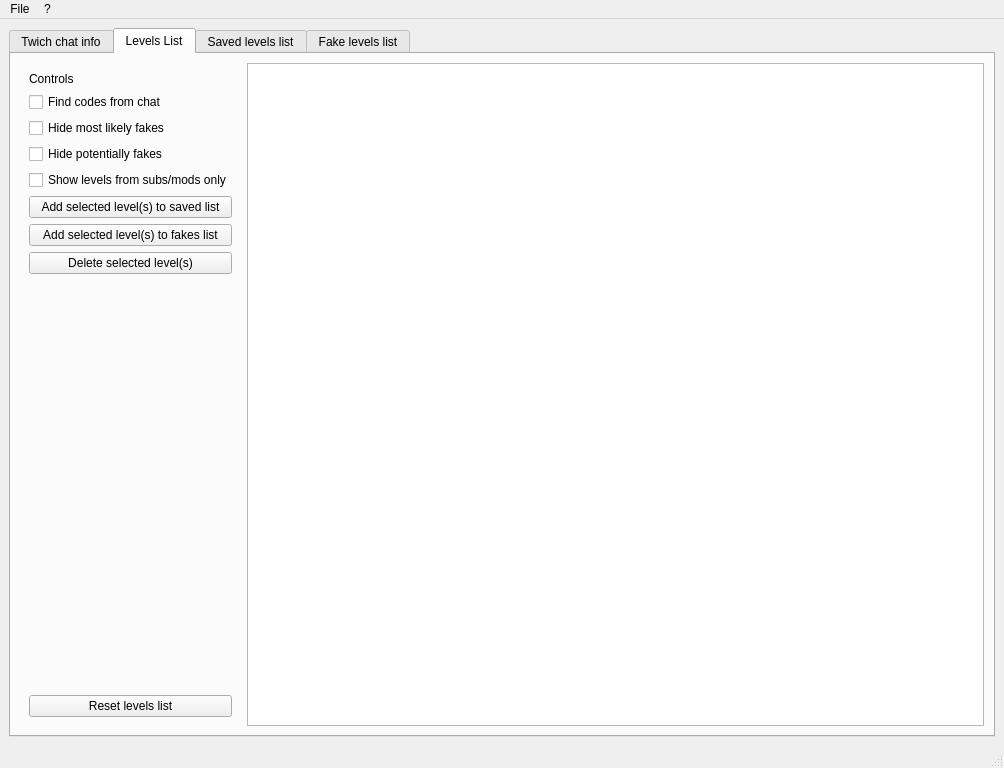
This is MarioMakerLevelsBot/MarioMakerLevelsBot/ui/window.ui in RLejolivet/MarioMakerLevelsBot as Qt 5 draws it before an edit. The edited form follows.
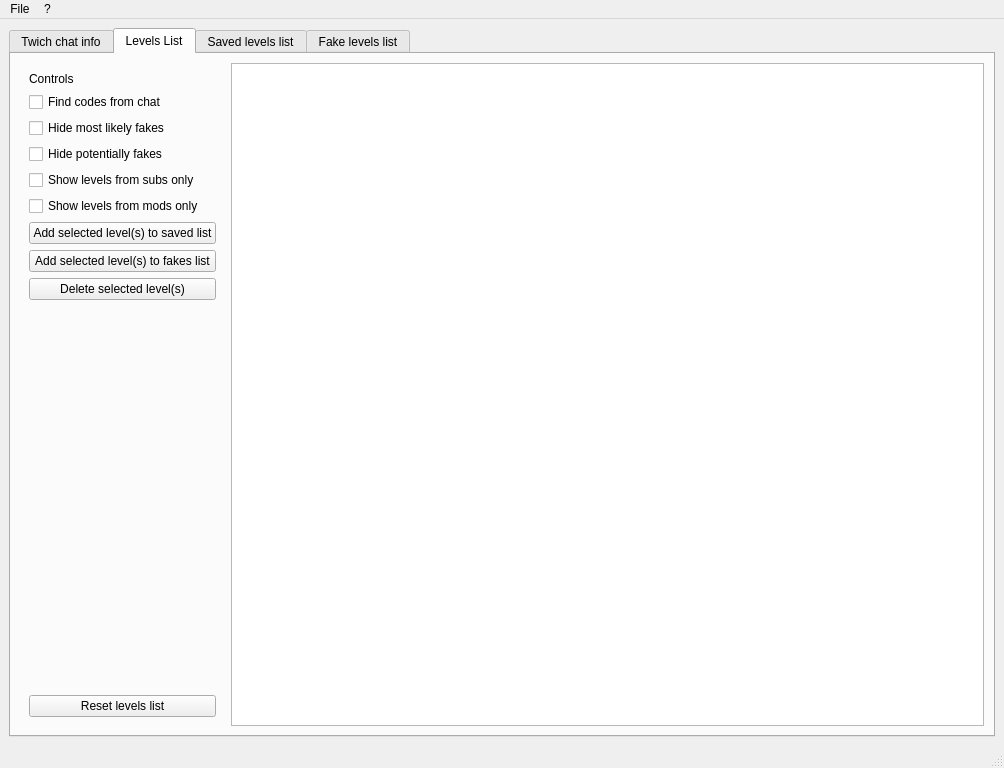
This is the edited form. The open tabs and pages were chosen to show the change.

Commit message: Added the Filters class, separated the subs and mods filter in the UI

```diff
--- a/MarioMakerLevelsBot/MarioMakerLevelsBot/ui/window.ui
+++ b/MarioMakerLevelsBot/MarioMakerLevelsBot/ui/window.ui
@@ -183,7 +183,14 @@
            <item>
             <widget class="QCheckBox" name="subs_only_checkbox">
              <property name="text">
-              <string>Show levels from subs/mods only</string>
+              <string>Show levels from subs only</string>
+             </property>
+            </widget>
+           </item>
+           <item>
+            <widget class="QCheckBox" name="mods_only_checkbox">
+             <property name="text">
+              <string>Show levels from mods only</string>
              </property>
             </widget>
            </item>
```
The commit also changes 2 other files.
